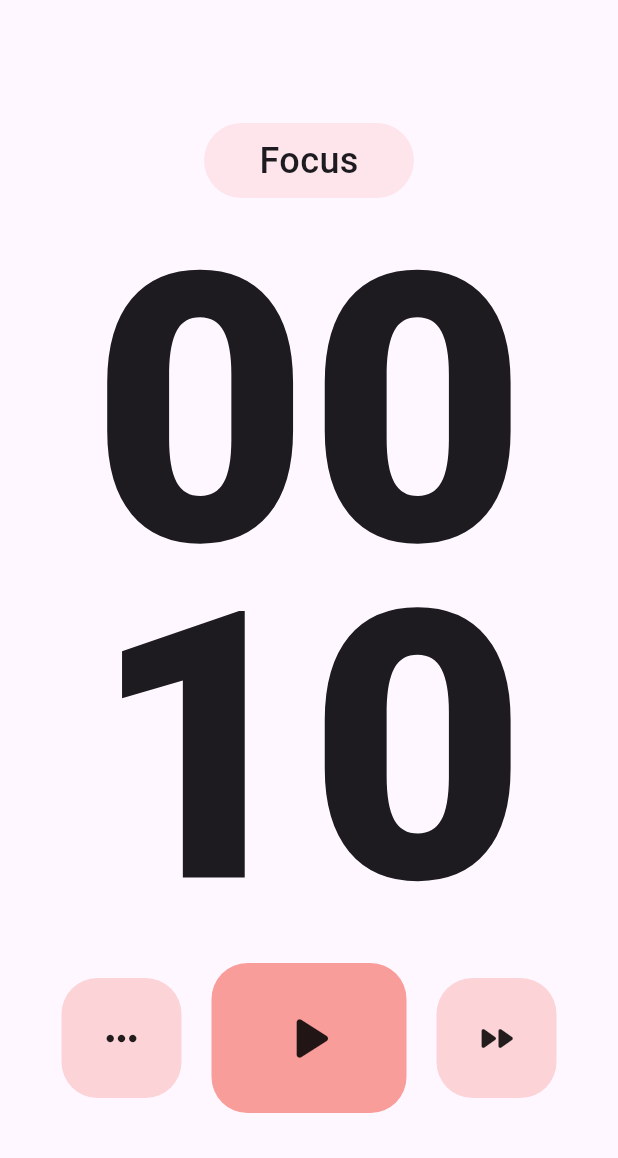
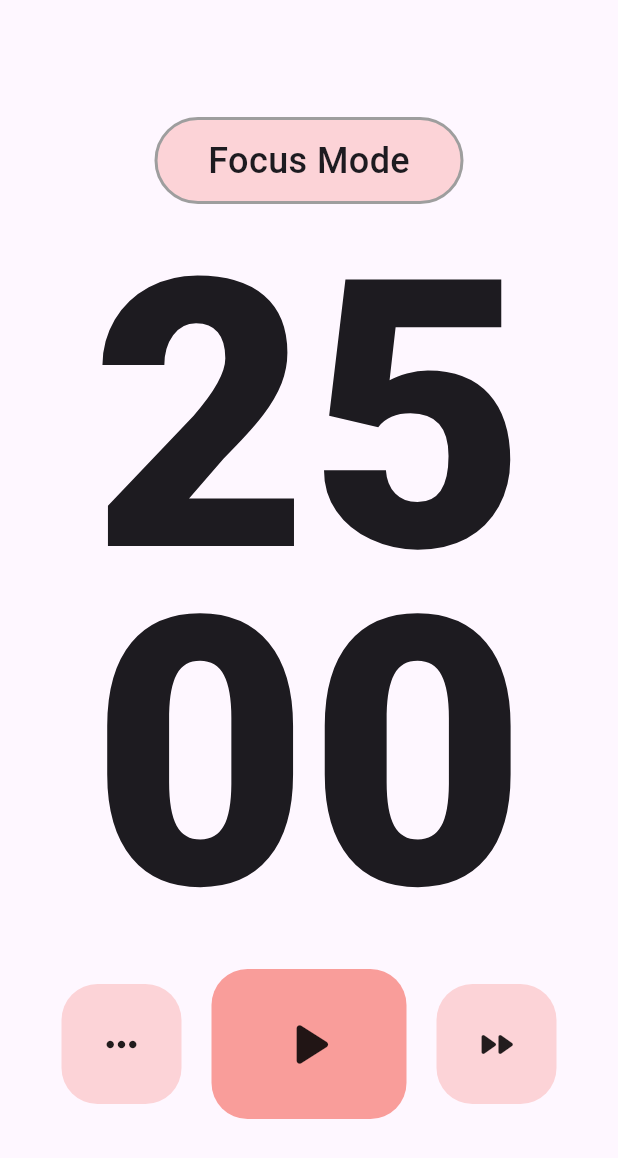
Before and after one commit to ziii19/pomodoro-app, a Flutter app: the screen it shows after launch, on a phone screen of 412 x 824 dp. Shown: the top 1158 px of the screen. Run offline on Flutter 3.47's test engine with Material 3 defaults, Android fonts, the light colour scheme and no system bars; our stand-ins replace equatable, flutter_bloc, shared_preferences.

Commit message:
feat: add set pomo mode

```diff
--- a/lib/blocs/pomotimer/pomotimer_bloc.dart
+++ b/lib/blocs/pomotimer/pomotimer_bloc.dart
@@ -16,10 +16,24 @@ class PomotimerBloc extends Bloc<PomotimerEvent, PomotimerState> {
         },
       );
       if (event.time > 0) {
-        emit(state.copywith(status: Status.running, focusTime: event.time));
+        if (state.mode == PomoMode.focus) {
+          emit(state.copywith(status: Status.running, focusTime: event.time));
+        } else if (state.mode == PomoMode.shortBreak) {
+          emit(state.copywith(
+              status: Status.running, shortBreakTime: event.time));
+        } else {
+          emit(state.copywith(
+              status: Status.running, longBreakTime: event.time));
+        }
       } else {
         setTimer.cancelTimer();
-        emit(state.copywith(status: Status.completed, focusTime: 0));
+        if (state.mode == PomoMode.focus) {
+          emit(state.copywith(status: Status.completed, focusTime: 0));
+        } else if (state.mode == PomoMode.shortBreak) {
+          emit(state.copywith(status: Status.completed, shortBreakTime: 0));
+        } else {
+          emit(state.copywith(status: Status.completed, longBreakTime: 0));
+        }
       }
     });
 
@@ -27,5 +41,22 @@ class PomotimerBloc extends Bloc<PomotimerEvent, PomotimerState> {
       setTimer.cancelTimer();
       emit(state.copywith(status: Status.paused));
     });
+
+    on<ChangeMode>((event, emit) {
+      if (state.mode == PomoMode.focus) {
+        setTimer.cancelTimer();
+        emit(state.copywith(mode: PomoMode.shortBreak, status: Status.paused));
+      } else if (state.mode == PomoMode.shortBreak) {
+        setTimer.cancelTimer();
+        emit(state.copywith(mode: PomoMode.longBreak, status: Status.paused));
+      } else {
+        setTimer.cancelTimer();
+        emit(state.copywith(mode: PomoMode.focus, status: Status.paused));
+      }
+    });
+
+    on<ResetTimer>((event, emit) {
+      emit(PomotimerState.initial());
+    });
   }
 }
--- a/lib/blocs/pomotimer/pomotimer_event.dart
+++ b/lib/blocs/pomotimer/pomotimer_event.dart
@@ -14,3 +14,7 @@ class StartTimer extends PomotimerEvent {
 }
 
 class PausedTimer extends PomotimerEvent {}
+
+class ChangeMode extends PomotimerEvent {}
+
+class ResetTimer extends PomotimerEvent {}
--- a/lib/blocs/pomotimer/pomotimer_state.dart
+++ b/lib/blocs/pomotimer/pomotimer_state.dart
@@ -8,9 +8,9 @@ class PomotimerState extends Equatable {
   const PomotimerState({
     this.status = Status.initial,
     this.mode = PomoMode.focus,
-    this.focusTime = 10,
-    this.shortBreakTime = 5,
-    this.longBreakTime = 15,
+    this.focusTime = 1500,
+    this.shortBreakTime = 300,
+    this.longBreakTime = 900,
   });
 
   final Status status;
--- a/lib/screens/home/page.dart
+++ b/lib/screens/home/page.dart
@@ -1,4 +1,6 @@
+import 'package:flutter/cupertino.dart';
 import 'package:flutter/material.dart';
+import 'package:flutter/widgets.dart';
 import 'package:flutter_bloc/flutter_bloc.dart';
 
 import '../../blocs/blocs.dart';
--- a/lib/screens/home/section.dart/button.dart
+++ b/lib/screens/home/section.dart/button.dart
@@ -12,46 +12,89 @@ class _PomoButtonState extends State<_PomoButton> {
 
   @override
   Widget build(BuildContext context) {
+    return BlocBuilder<PomotimerBloc, PomotimerState>(
+      builder: (context, state) {
+        void timerEvent() {
+          if (state.status == Status.initial || state.status == Status.paused) {
+            if (state.mode == PomoMode.focus) {
+              context
+                  .read<PomotimerBloc>()
+                  .add(StartTimer(time: state.focusTime));
+            } else if (state.mode == PomoMode.shortBreak) {
+              context
+                  .read<PomotimerBloc>()
+                  .add(StartTimer(time: state.shortBreakTime));
+            } else {
+              context
+                  .read<PomotimerBloc>()
+                  .add(StartTimer(time: state.longBreakTime));
+            }
+          } else if (state.status == Status.completed) {
+            context.read<PomotimerBloc>().add(ResetTimer());
+          } else {
+            context.read<PomotimerBloc>().add(PausedTimer());
+          }
+        }
+
+        IconData timerIcon() {
+          if (state.status == Status.initial || state.status == Status.paused) {
+            return Icons.play_arrow_rounded;
+          } else if (state.status == Status.completed) {
+            return Icons.refresh_rounded;
+          } else {
+            return Icons.pause_rounded;
+          }
+        }
+
+        Color colorButton() {
+          if (state.mode == PomoMode.focus) {
+            return Colors.red.withOpacity(.5);
+          } else if (state.mode == PomoMode.longBreak) {
+            return Colors.blue.withOpacity(.5);
+          } else {
+            return Colors.green.withOpacity(.5);
+          }
+        }
+
+        Color colorMode() {
+          if (state.mode == PomoMode.focus) {
+            return Colors.red.withOpacity(.2);
+          } else if (state.mode == PomoMode.longBreak) {
+            return Colors.blue.withOpacity(.2);
+          } else {
+            return Colors.green.withOpacity(.2);
+          }
+        }
+
         return Row(
           mainAxisAlignment: MainAxisAlignment.center,
           children: [
             ButtonTime(
               icon: Icons.more_horiz_rounded,
-          bgColor: Colors.red.withOpacity(.2),
+              bgColor: colorMode(),
               onTap: () {
                 openSetting();
               },
             ),
             const SizedBox(width: 20),
-        BlocBuilder<PomotimerBloc, PomotimerState>(
-          builder: (context, state) {
-            return ButtonTime(
+            ButtonTime(
                 isBig: true,
-              icon: state.status == Status.initial ||
-                      state.status == Status.paused
-                  ? Icons.play_arrow_rounded
-                  : Icons.pause_rounded,
-              bgColor: Colors.red.withOpacity(.5),
+                icon: timerIcon(),
+                bgColor: colorButton(),
                 onTap: () {
-                if (state.status == Status.initial ||
-                    state.status == Status.paused) {
-                  context
-                      .read<PomotimerBloc>()
-                      .add(StartTimer(time: state.focusTime));
-                } else {
-                  context.read<PomotimerBloc>().add(PausedTimer());
-                }
-              },
-            );
-          },
-        ),
+                  timerEvent();
+                }),
             const SizedBox(width: 20),
             ButtonTime(
               icon: Icons.fast_forward_rounded,
-          bgColor: Colors.red.withOpacity(.2),
-          onTap: () {},
+              bgColor: colorMode(),
+              onTap: () {
+                context.read<PomotimerBloc>().add(ChangeMode());
+              },
             ),
           ],
+        );
+      },
     );
   }
 
--- a/lib/screens/home/section.dart/mode.dart
+++ b/lib/screens/home/section.dart/mode.dart
@@ -5,19 +5,43 @@ class _PomoMode extends StatelessWidget {
 
   @override
   Widget build(BuildContext context) {
+    return BlocBuilder<PomotimerBloc, PomotimerState>(
+      builder: (context, state) {
+        String titleMode() {
+          if (state.mode == PomoMode.focus) {
+            return 'Focus Mode';
+          } else if (state.mode == PomoMode.longBreak) {
+            return 'Long Break';
+          } else {
+            return 'Short Break';
+          }
+        }
+
+        Color colorMode() {
+          if (state.mode == PomoMode.focus) {
+            return Colors.red.withOpacity(.2);
+          } else if (state.mode == PomoMode.longBreak) {
+            return Colors.blue.withOpacity(.2);
+          } else {
+            return Colors.green.withOpacity(.2);
+          }
+        }
+
         return Container(
-      width: 140,
-      height: 50,
+          width: MediaQuery.of(context).size.width / 1 / 2,
+          padding: const EdgeInsets.symmetric(horizontal: 10, vertical: 10),
           decoration: BoxDecoration(
               borderRadius: BorderRadius.circular(99),
-        color: Colors.red.withOpacity(.1),
-      ),
-      child: const Center(
+              color: colorMode(),
+              border: Border.all(color: Colors.grey, width: 2)),
+          child: Center(
             child: Text(
-          'Focus',
-          style: TextStyle(fontWeight: FontWeight.w500, fontSize: 24),
+              titleMode(),
+              style: const TextStyle(fontWeight: FontWeight.w500, fontSize: 24),
             ),
           ),
         );
+      },
+    );
   }
 }
--- a/lib/screens/home/section.dart/time.dart
+++ b/lib/screens/home/section.dart/time.dart
@@ -13,8 +13,18 @@ class _PomoTime extends StatelessWidget {
   Widget build(BuildContext context) {
     return BlocBuilder<PomotimerBloc, PomotimerState>(
       builder: (context, state) {
+        String time() {
+          if (state.mode == PomoMode.focus) {
+            return timeFormat(state.focusTime);
+          } else if (state.mode == PomoMode.shortBreak) {
+            return timeFormat(state.shortBreakTime);
+          } else {
+            return timeFormat(state.longBreakTime);
+          }
+        }
+
         return Text(
-          timeFormat(state.focusTime),
+          time(),
           style: const TextStyle(
               fontWeight: FontWeight.w800, fontSize: 250, height: .9),
         );
```
Lines whose indentation alone changed are shown as unchanged.
